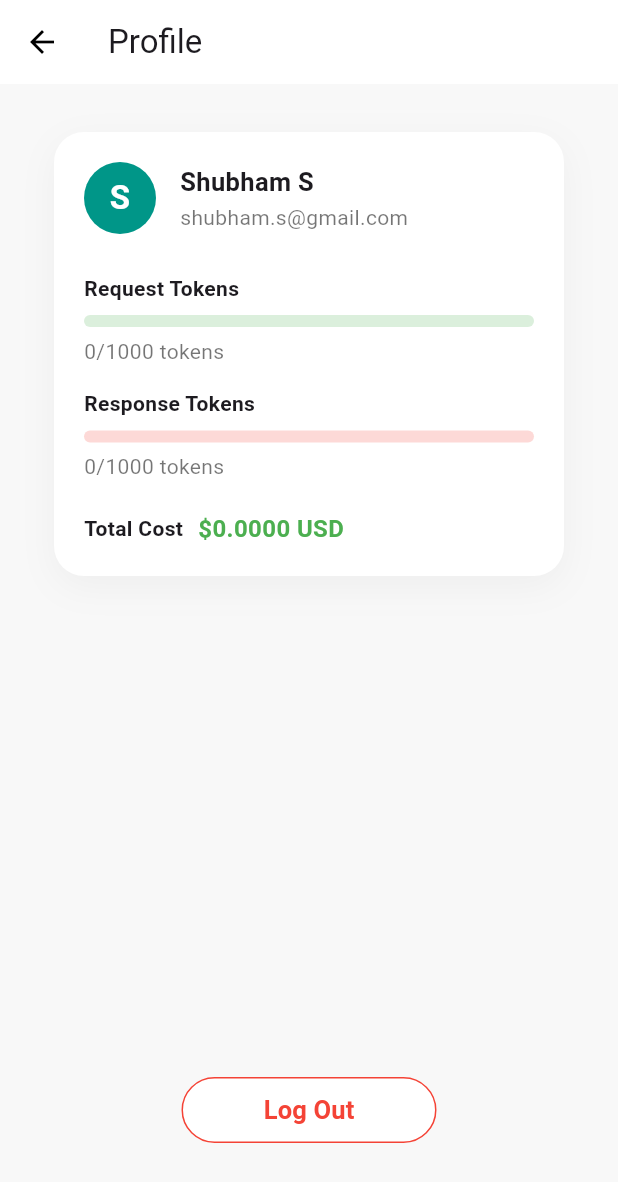
After one commit to RaghavBaheti90/Smart-Trip-Planner-App, a Flutter app: the screen it shows after launch, after a tap on an icon or button, on a phone screen of 412 x 824 dp. The commit adds this screen. Shown: the top 1182 px of the screen. Run offline on Flutter 3.47's test engine with Material 3 defaults, Android fonts, the phone set to English and light mode, and no system bars.

Commit message:
token screen added

```diff
--- a/lib/screens/home_page.dart
+++ b/lib/screens/home_page.dart
@@ -5,6 +5,7 @@ import 'package:smart_trip_planner_app/custom/color.dart';
 import 'package:smart_trip_planner_app/elements/fill_box.dart';
 import 'package:smart_trip_planner_app/elements/create_button.dart';
 import 'package:smart_trip_planner_app/elements/itinerary_view.dart';
+import 'package:smart_trip_planner_app/screens/token_screen.dart';
 
 class TripPlannerScreen extends StatefulWidget {
   const TripPlannerScreen({super.key});
@@ -153,7 +154,16 @@ TRIP DESCRIPTION: $prompt
                     ),
                   ),
                   const Spacer(),
-                  CircleAvatar(
+                  GestureDetector(
+                    onTap: () {
+                      Navigator.push(
+                        context,
+                        MaterialPageRoute(
+                          builder: (context) => DemoTokenPage(),
+                        ),
+                      );
+                    },
+                    child: CircleAvatar(
                       radius: screenWidth * 0.055,
                       backgroundColor: AppColors.primary,
                       child: Text(
@@ -162,6 +172,7 @@ TRIP DESCRIPTION: $prompt
                           color: Colors.white,
                           fontSize: screenWidth * 0.044,
                           fontWeight: FontWeight.w600,
+                        ),
                       ),
                     ),
                   ),
--- /dev/null
+++ b/lib/screens/token_screen.dart
@@ -0,0 +1,214 @@
+import 'package:flutter/material.dart';
+
+class DemoTokenPage extends StatefulWidget {
+  const DemoTokenPage({super.key});
+
+  @override
+  State<DemoTokenPage> createState() => _DemoTokenPageState();
+}
+
+class _DemoTokenPageState extends State<DemoTokenPage> {
+  int requestTokensUsed = 0;
+  int responseTokensUsed = 0;
+  final int maxTokens = 1000;
+
+  double get totalCost {
+    // Sample cost estimation (change according to Cohere pricing if needed)
+    const double costPerToken = 0.0001;
+    return (requestTokensUsed + responseTokensUsed) * costPerToken;
+  }
+
+  void updateRequestTokens(int tokens) {
+    setState(() {
+      requestTokensUsed += tokens;
+    });
+  }
+
+  void updateResponseTokens(int tokens) {
+    setState(() {
+      responseTokensUsed += tokens;
+    });
+  }
+
+  @override
+  Widget build(BuildContext context) {
+    return Scaffold(
+      appBar: AppBar(
+        title: const Text('Profile'),
+        backgroundColor: Colors.white,
+        iconTheme: const IconThemeData(color: Colors.black),
+        elevation: 0,
+      ),
+      body: Container(
+        color: const Color(0xFFF8F8F8),
+        padding: const EdgeInsets.symmetric(vertical: 32, horizontal: 16),
+        width: double.infinity,
+        child: Column(
+          children: [
+            Container(
+              width: 340,
+              padding: const EdgeInsets.all(20),
+              decoration: BoxDecoration(
+                color: Colors.white,
+                borderRadius: BorderRadius.circular(20),
+                boxShadow: [
+                  BoxShadow(
+                    color: Colors.grey.shade200,
+                    blurRadius: 20,
+                    offset: const Offset(0, 7),
+                  ),
+                ],
+              ),
+              child: Column(
+                children: [
+                  Row(
+                    children: const [
+                      CircleAvatar(
+                        radius: 24,
+                        backgroundColor: Colors.teal,
+                        child: Text(
+                          'S',
+                          style: TextStyle(
+                            color: Colors.white,
+                            fontWeight: FontWeight.bold,
+                            fontSize: 22,
+                          ),
+                        ),
+                      ),
+                      SizedBox(width: 16),
+                      Column(
+                        crossAxisAlignment: CrossAxisAlignment.start,
+                        children: [
+                          Text(
+                            'Shubham S',
+                            style: TextStyle(
+                              fontWeight: FontWeight.bold,
+                              fontSize: 17,
+                            ),
+                          ),
+                          SizedBox(height: 2),
+                          Text(
+                            'shubham.s@gmail.com',
+                            style: TextStyle(color: Colors.black54),
+                          ),
+                        ],
+                      ),
+                    ],
+                  ),
+                  const SizedBox(height: 26),
+                  _TokenBar(
+                    label: 'Request Tokens',
+                    used: requestTokensUsed,
+                    max: maxTokens,
+                    color: Colors.green,
+                  ),
+                  const SizedBox(height: 15),
+                  _TokenBar(
+                    label: 'Response Tokens',
+                    used: responseTokensUsed,
+                    max: maxTokens,
+                    color: Colors.red,
+                  ),
+                  const SizedBox(height: 20),
+                  Row(
+                    children: [
+                      const Text(
+                        'Total Cost',
+                        style: TextStyle(fontWeight: FontWeight.w600),
+                      ),
+                      const SizedBox(width: 10),
+                      Text(
+                        '\$${totalCost.toStringAsFixed(4)} USD',
+                        style: const TextStyle(
+                          color: Colors.green,
+                          fontWeight: FontWeight.bold,
+                          fontSize: 16,
+                        ),
+                      ),
+                    ],
+                  ),
+                ],
+              ),
+            ),
+            const Spacer(),
+            SizedBox(
+              width: 170,
+              height: 44,
+              child: TextButton(
+                style: TextButton.styleFrom(
+                  backgroundColor: Colors.white,
+                  side: const BorderSide(color: Colors.red),
+                  shape: RoundedRectangleBorder(
+                    borderRadius: BorderRadius.circular(30),
+                  ),
+                ),
+                onPressed: () {
+                  // Add your logout logic here
+                },
+                child: const Text(
+                  'Log Out',
+                  style: TextStyle(
+                    color: Colors.red,
+                    fontWeight: FontWeight.bold,
+                    fontSize: 17,
+                  ),
+                ),
+              ),
+            ),
+            const SizedBox(height: 30),
+          ],
+        ),
+      ),
+    );
+  }
+}
+
+class _TokenBar extends StatelessWidget {
+  final String label;
+  final int used;
+  final int max;
+  final Color color;
+
+  const _TokenBar({
+    required this.label,
+    required this.used,
+    required this.max,
+    required this.color,
+  });
+
+  @override
+  Widget build(BuildContext context) {
+    final double percent = (used / max).clamp(0.0, 1.0);
+    return Column(
+      crossAxisAlignment: CrossAxisAlignment.start,
+      children: [
+        Text(label, style: const TextStyle(fontWeight: FontWeight.w600)),
+        const SizedBox(height: 8),
+        Stack(
+          children: [
+            Container(
+              height: 8,
+              decoration: BoxDecoration(
+                color: color.withOpacity(0.2),
+                borderRadius: BorderRadius.circular(8),
+              ),
+            ),
+            Container(
+              height: 8,
+              width: 285 * percent,
+              decoration: BoxDecoration(
+                color: color,
+                borderRadius: BorderRadius.circular(8),
+              ),
+            ),
+          ],
+        ),
+        const SizedBox(height: 6),
+        Text(
+          '$used/$max tokens',
+          style: const TextStyle(color: Colors.black54),
+        ),
+      ],
+    );
+  }
+}
```
Lines whose indentation alone changed are shown as unchanged.
